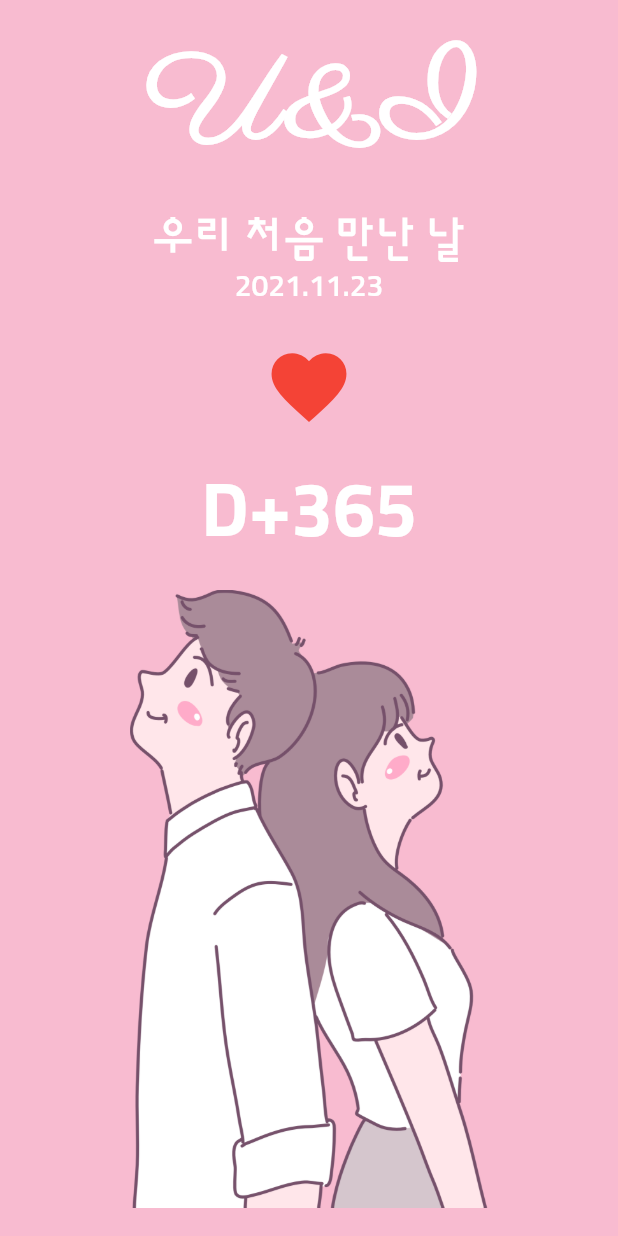
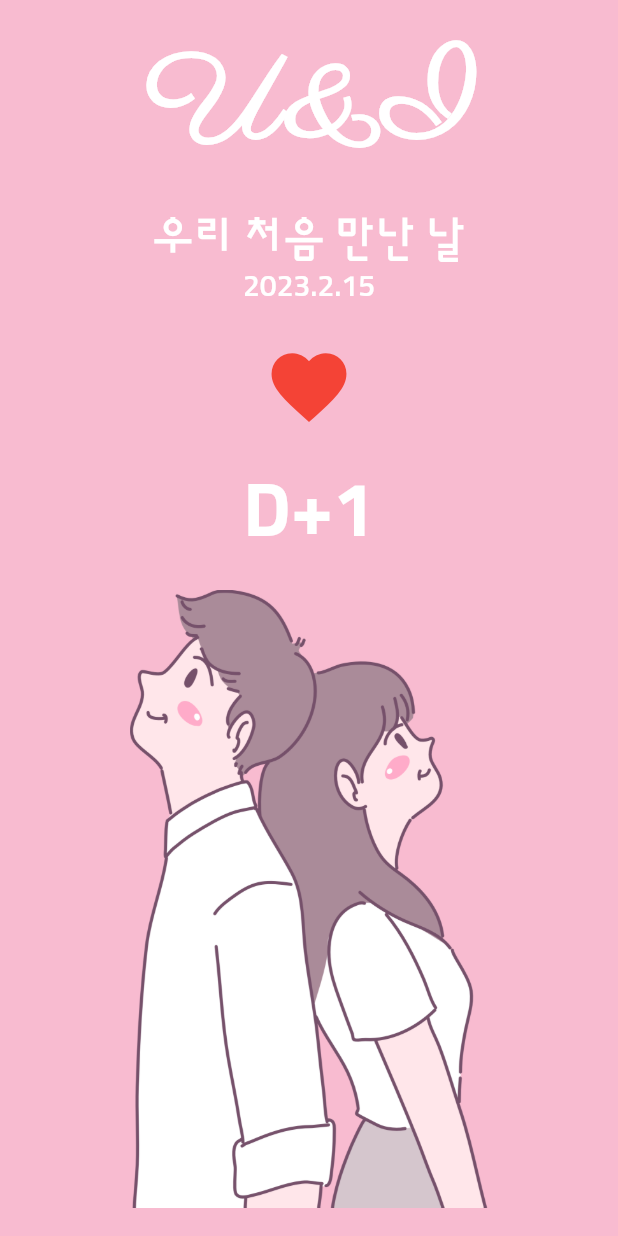
Before and after one commit to bbackjju/flutter_u_and_i_app, a Flutter app: the screen it shows after launch, on a phone screen of 412 x 824 dp. Run offline on Flutter 3.47's test engine with Material 2 defaults, Android fonts, the phone set to English and light mode, and no system bars.

Commit message:
3rd  commit

```diff
--- a/lib/main.dart
+++ b/lib/main.dart
@@ -1,4 +1,3 @@
-import 'package:flutter/cupertino.dart';
 import 'package:flutter/material.dart';
 import 'package:u_and_i/screen/home_screen.dart';
 
--- a/lib/screen/home_screen.dart
+++ b/lib/screen/home_screen.dart
@@ -1,8 +1,9 @@
 import 'package:flutter/material.dart';
 import 'package:flutter/src/widgets/framework.dart';
 import 'package:flutter/src/widgets/placeholder.dart';
+import 'package:flutter/cupertino.dart';
 
-class HomeScreen extends StatefulWidget{
+class HomeScreen extends StatefulWidget {
   const HomeScreen({super.key});
 
   @override
@@ -25,6 +26,7 @@ class _HomeScreenState extends State<HomeScreen> {
           children: [
             _DDay(
               onHeartPressed: onHeartPressed,
+              firstDay: firstDay,
             ),
             _CoupleImage(),
           ],
@@ -32,41 +34,81 @@ class _HomeScreenState extends State<HomeScreen> {
       ),
     );
   }
-  void onHeartPressed(){
-    print('클릭');
+
+  void onHeartPressed() {
+    showCupertinoDialog(
+        context: context,
+        builder: (BuildContext context) {
+          return Align(
+            alignment: Alignment.bottomCenter,
+            child: Container(
+              color: Colors.white,
+              height: 300,
+              child: CupertinoDatePicker(
+                //maximumDate:DateTime.now(),
+                mode: CupertinoDatePickerMode.date,
+                onDateTimeChanged: (DateTime date) {
+                  setState(() {
+                    firstDay = date;
+                  });
+                },
+              ),
+            ),
+          );
+        },
+        barrierDismissible: true);
   }
 }
 
 class _DDay extends StatelessWidget {
   final GestureTapCallback onHeartPressed;
+  final DateTime firstDay;
 
-  _DDay({required this.onHeartPressed});
+  _DDay({required this.onHeartPressed, required this.firstDay});
 
   @override
   Widget build(BuildContext context) {
     final textTheme = Theme.of(context).textTheme;
+    final now = DateTime.now();
 
     return Column(
       children: [
-        const SizedBox(height: 16.0,),
-        Text('U&I',
-        style: textTheme.headline1,),
-        const SizedBox(height: 16.0,),
-        Text('우리 처음 만난 날',
-        style: textTheme.bodyText1,),
-        Text('2021.11.23',
-        style: textTheme.bodyText2,),
-        const SizedBox(height: 16.0,),
+        const SizedBox(
+          height: 16.0,
+        ),
+        Text(
+          'U&I',
+          style: textTheme.headline1,
+        ),
+        const SizedBox(
+          height: 16.0,
+        ),
+        Text(
+          '우리 처음 만난 날',
+          style: textTheme.bodyText1,
+        ),
+        Text(
+          '${firstDay.year}.${firstDay.month}.${firstDay.day}',
+          style: textTheme.bodyText2,
+        ),
+        const SizedBox(
+          height: 16.0,
+        ),
         IconButton(
           onPressed: onHeartPressed,
           iconSize: 60.0,
-          icon: Icon(Icons.favorite,
-          color: Colors.red,
+          icon: Icon(
+            Icons.favorite,
+            color: Colors.red,
           ),
         ),
-        const SizedBox(height: 16.0,),
-        Text('D+365',
-        style: textTheme.headline2,),
+        const SizedBox(
+          height: 16.0,
+        ),
+        Text(
+          'D+${DateTime(now.year, now.month, now.day).difference(firstDay).inDays + 1}',
+          style: textTheme.headline2,
+        ),
       ],
     );
   }
@@ -74,11 +116,13 @@ class _DDay extends StatelessWidget {
 
 class _CoupleImage extends StatelessWidget {
   @override
-  Widget build(BuildContext context){
+  Widget build(BuildContext context) {
     return Expanded(
       child: Center(
-        child: Image.asset('asset/img/middle_image.png',
-        height: MediaQuery.of(context).size.height/2,),
+        child: Image.asset(
+          'asset/img/middle_image.png',
+          height: MediaQuery.of(context).size.height / 2,
+        ),
       ),
     );
   }
```
